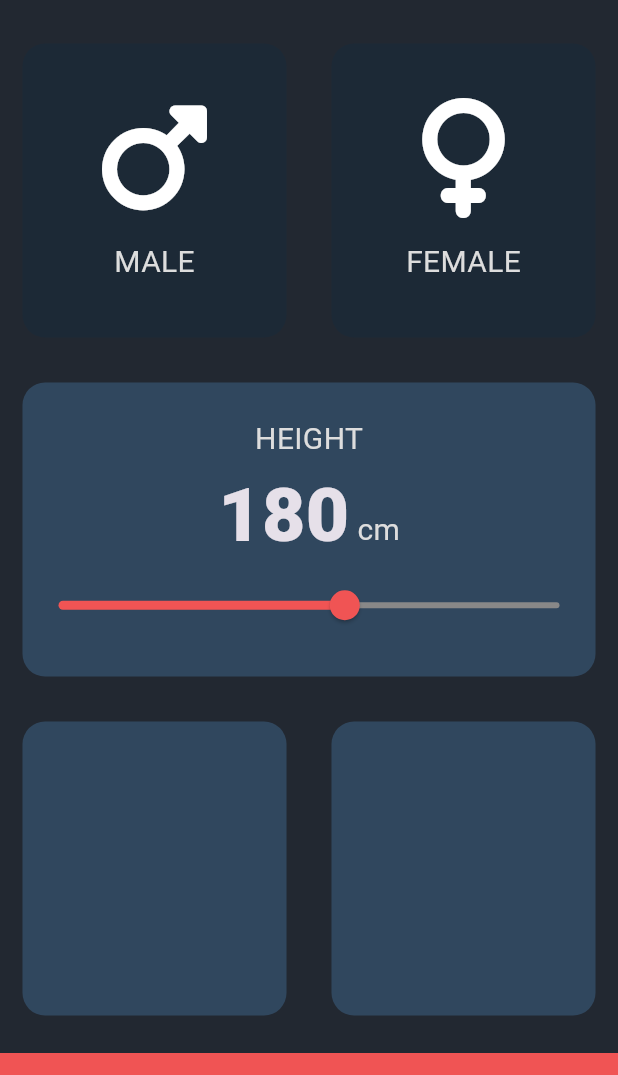
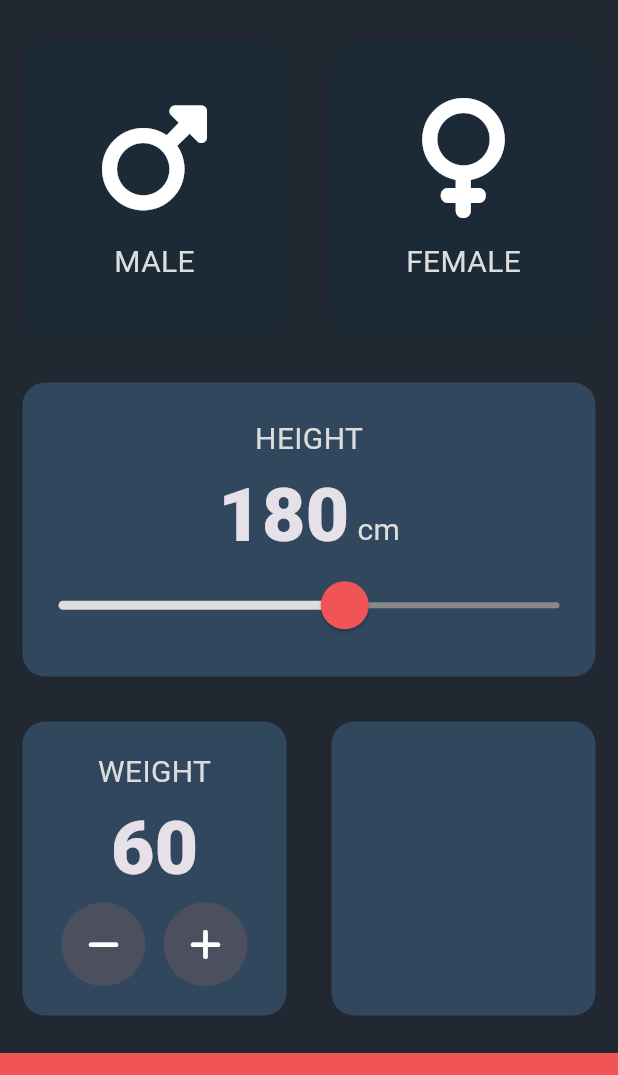
Before and after one commit to UnknownVisuals/bmi_calculator, a Flutter app: the screen it shows after launch, on a phone screen of 412 x 824 dp, the part 63-1138 px from its top. Run offline on Flutter 3.47's test engine with Material 3 defaults, Android fonts, the phone set to English and light mode, and no system bars; our stand-ins replace font_awesome_flutter.

Commit message:
add weight card

```diff
--- a/lib/input_page.dart
+++ b/lib/input_page.dart
@@ -19,6 +19,7 @@ class InputPage extends StatefulWidget {
 class _InputPageState extends State<InputPage> {
   Gender? selectedGender;
   int height = 180;
+  int weight = 60;
 
   @override
   Widget build(BuildContext context) {
@@ -93,32 +94,74 @@ class _InputPageState extends State<InputPage> {
                       ),
                     ],
                   ),
-                  Slider(
-                    value: height.toDouble(),
-                    min: 100.0,
-                    max: 240.0,
-                    activeColor: kBottomContainerColor,
-                    inactiveColor: Color(0xFF888888),
-                    onChanged: (double newValue) {
-                      setState(() {
-                        height = newValue.round();
-                      });
-                    },
+                  SliderTheme(
+                    data: SliderTheme.of(context).copyWith(
+                      activeTrackColor: const Color(0xFFDDDDDD),
+                      inactiveTrackColor: const Color(0xFF888888),
+                      thumbColor: kBottomContainerColor,
+                      overlayColor: const Color(0x44F05454),
+                      thumbShape: const RoundSliderThumbShape(
+                        enabledThumbRadius: 16.0,
+                      ),
+                      overlayShape: const RoundSliderOverlayShape(
+                        overlayRadius: 24.0,
+                      ),
+                    ),
+                    child: Slider(
+                      value: height.toDouble(),
+                      min: 100.0,
+                      max: 240.0,
+                      onChanged: (double newValue) {
+                        setState(() {
+                          height = newValue.round();
+                        });
+                      },
+                    ),
                   ),
                 ],
               ),
             ),
           ),
-          const Expanded(
+          Expanded(
             child: Row(
               children: <Widget>[
                 Expanded(
                   child: ReusableCard(
                     colour: kActiveCardColor,
-                    cardChild: IconContent(),
+                    cardChild: Column(
+                      mainAxisAlignment: MainAxisAlignment.center,
+                      children: <Widget>[
+                        const Text(
+                          'WEIGHT',
+                          style: kLabelTextStyle,
+                        ),
+                        Text(
+                          weight.toString(),
+                          style: kNumberTextStyle,
+                        ),
+                        Row(
+                          mainAxisAlignment: MainAxisAlignment.center,
+                          children: <Widget>[
+                            RoundIconButton(
+                              icon: FontAwesomeIcons.minus,
+                              onPressed: () {
+                              },
+                            ),
+                            const SizedBox(
+                              width: 12.0,
+                            ),
+                            RoundIconButton(
+                              icon: FontAwesomeIcons.plus,
+                              onPressed: () {
+                              },
+                            ),
+                          ],
+                        ),
+                      ],
+                    ),
                   ),
                 ),
-                Expanded(
+                const Expanded(
                   child: ReusableCard(
                     colour: kActiveCardColor,
                     cardChild: IconContent(),
@@ -138,3 +181,25 @@ class _InputPageState extends State<InputPage> {
     );
   }
 }
+
+class RoundIconButton extends StatelessWidget {
+  const RoundIconButton(
+      {super.key, required this.icon, required this.onPressed});
+
+  final IconData icon;
+  final Function onPressed;
+
+  @override
+  Widget build(BuildContext context) {
+    return RawMaterialButton(
+      onPressed: onPressed(),
+      constraints: const BoxConstraints.tightFor(
+        width: 56.0,
+        height: 56.0,
+      ),
+      shape: const CircleBorder(),
+      fillColor: const Color(0xFF4C4F5E),
+      child: Icon(icon),
+    );
+  }
+}
```
